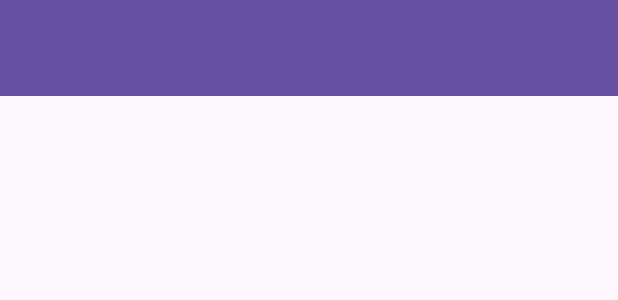
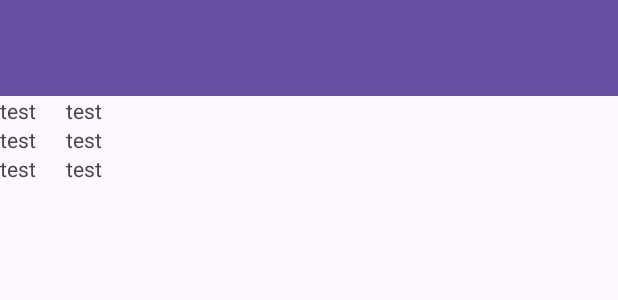
Before and after one commit to wisnieibiszkopty/ProgramowanieAplikacjiAndroid, an Android app: the layout activity_lab3.xml on its own in the app's theme, with its tools: preview values and no code run, on a phone screen of 412 x 824 dp. Shown: the top 300 px of the screen. Run offline under Robolectric (Android 15) with nearby library versions, the phone set to English and light mode, and no system bars.

Commit message:
started working on viewmodel, adapter and repository for phone and Lab3Activity

```diff
--- a/app/src/main/res/layout/activity_lab3.xml
+++ b/app/src/main/res/layout/activity_lab3.xml
@@ -17,4 +17,13 @@
         app:layout_constraintTop_toTopOf="parent"
         app:popupTheme="@style/ThemeOverlay.AppCompat.Light" />
 
+    <androidx.recyclerview.widget.RecyclerView
+        android:id="@+id/phone_list"
+        android:layout_width="match_parent"
+        android:layout_height="wrap_content"
+        app:layout_constraintEnd_toEndOf="parent"
+        app:layout_constraintStart_toStartOf="parent"
+        app:layout_constraintTop_toBottomOf="@+id/phone_toolbar"
+        tools:listitem="@layout/phone_component" />
+
 </androidx.constraintlayout.widget.ConstraintLayout>
--- /dev/null
+++ b/app/src/main/res/layout/phone_component.xml
@@ -0,0 +1,19 @@
+<?xml version="1.0" encoding="utf-8"?>
+<LinearLayout xmlns:android="http://schemas.android.com/apk/res/android"
+    android:layout_width="match_parent"
+    android:layout_height="wrap_content"
+    android:orientation="horizontal">
+
+    <TextView
+        android:id="@+id/phone_producer"
+        android:layout_width="wrap_content"
+        android:layout_height="wrap_content"
+        android:text="test"
+        android:paddingEnd="20dp"/>
+
+    <TextView
+        android:id="@+id/phone_model"
+        android:layout_width="wrap_content"
+        android:layout_height="wrap_content"
+        android:text="test" />
+</LinearLayout>
```
Also changed, not shown: app/src/main/java/com/example/programowanieaplikacjiandroid/Activities/Lab3Activity.java (+26 -2 lines), app/src/main/java/com/example/programowanieaplikacjiandroid/Activities/ViewModels/Lab3ViewModel.java (added, +32 -0 lines), app/src/main/java/com/example/programowanieaplikacjiandroid/Adapters/PhoneAdapter.java (added, +54 -0 lines), app/src/main/java/com/example/programowanieaplikacjiandroid/Data/Dao/PhoneDao.java (+8 -1 lines), app/src/main/java/com/example/programowanieaplikacjiandroid/Data/Database.java (+6 -1 lines), app/src/main/java/com/example/programowanieaplikacjiandroid/Data/Models/Phone.java (+9 -0 lines), app/src/main/java/com/example/programowanieaplikacjiandroid/Data/Repositories/PhoneRepository.java (added, +28 -0 lines).
